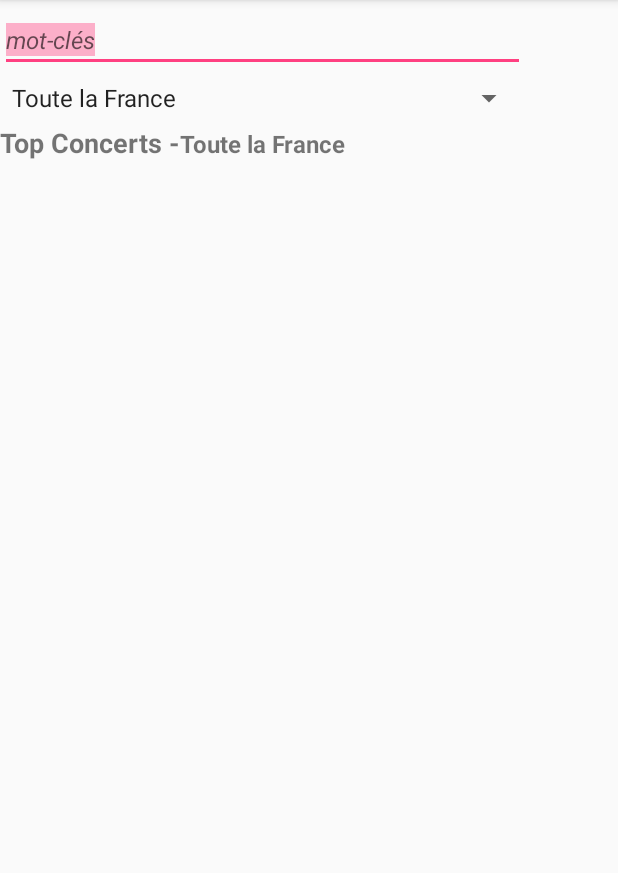
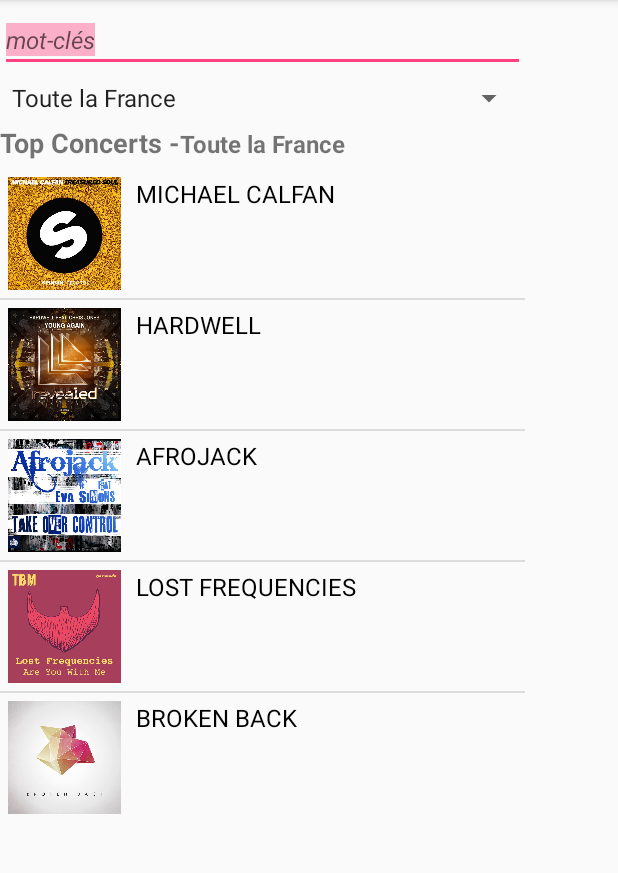
Before and after one commit to xZven/AppBookingMusic, an Android app: the fragment FragmentTopConcert shown on its own in the app's theme, on a phone screen of 412 x 824 dp, the part 84-957 px from its top. Run offline under Robolectric (Android 15) with nearby library versions, the phone set to English and light mode, and no system bars.

Commit message:
Fragment Top Concert Création classe musique, musique adapter et concert Liste musique + initialisation concert

```diff
--- a/app/src/main/AndroidManifest.xml
+++ b/app/src/main/AndroidManifest.xml
@@ -11,6 +11,7 @@
         <activity
             android:name=".StartActivity"
             android:label="@string/title_activity_start"
+            android:windowSoftInputMode="stateHidden"
             android:theme="@style/AppTheme.NoActionBar">
             <intent-filter>
                 <action android:name="android.intent.action.MAIN" />
--- /dev/null
+++ b/app/src/main/java/net/stri/m2/appbookingmusic/Concert.java
@@ -0,0 +1,68 @@
+package net.stri.m2.appbookingmusic;
+
+import java.text.ParseException;
+import java.text.SimpleDateFormat;
+import java.util.Date;
+
+/**
+ * Created by Cyrilou on 06/12/2016.
+ */
+
+public class Concert {
+    private String salle;
+    private String ville;
+    private Date date;
+    private int nbPlaceTotale;
+    private int nbPlaceVendu;
+
+    public Concert(String salle, String ville, String date, int nbPlaceTotale){
+        this.salle=salle;
+        this.ville = ville;
+        this.nbPlaceTotale = nbPlaceTotale;
+        SimpleDateFormat sdf = new SimpleDateFormat("dd-M-yyyy hh:mm:ss");
+        String dateInString = "31-08-1982 10:20:56";
+        Date NewDate = null;
+        try {
+            NewDate = sdf.parse(date);
+        } catch (ParseException e) {
+            e.printStackTrace();
+        }
+        this.date = NewDate;
+    }
+
+    public String getSalle() {
+        return salle;
+    }
+
+    public void setSalle(String salle) {
+        this.salle = salle;
+    }
+
+    public String getVille() {
+        return ville;
+    }
+
+    public void setVille(String ville) {
+        this.ville = ville;
+    }
+
+    public Date getDate() {
+        return date;
+    }
+
+    public void setDate(Date date) {this.date = date; }
+
+    public int getNbPlaceTotale() {
+        return nbPlaceTotale;
+    }
+
+    public void setNbPlaceTotale(int nbPlaceTotale) {this.nbPlaceTotale = nbPlaceTotale; }
+
+    public int getNbPlaceVendu(int nbPlaceVendu) {
+        return nbPlaceVendu;
+    }
+
+    public void setNbPlaceVendu(int nbPlaceVendu) {
+        this.nbPlaceVendu = nbPlaceVendu;
+    }
+}
--- a/app/src/main/java/net/stri/m2/appbookingmusic/FragmentTopConcert.java
+++ b/app/src/main/java/net/stri/m2/appbookingmusic/FragmentTopConcert.java
@@ -10,11 +10,14 @@ import android.view.View;
 import android.view.ViewGroup;
 import android.widget.AdapterView;
 import android.widget.ArrayAdapter;
+import android.widget.ListView;
 import android.widget.Spinner;
 import android.widget.TextView;
 import android.widget.Toast;
 
+import java.text.SimpleDateFormat;
 import java.util.ArrayList;
+import java.util.Date;
 import java.util.List;
 
 
@@ -39,6 +42,7 @@ public class FragmentTopConcert extends Fragment {
     private OnFragmentInteractionListener mListener;
 
     TextView textViewChoixRegion;
+    ListView ListViewConcerts;
 
     public FragmentTopConcert() {
         // Required empty public constructor
@@ -78,6 +82,47 @@ public class FragmentTopConcert extends Fragment {
         // Spinner element
         Spinner spinner = (Spinner) view.findViewById(R.id.spinnerRegion);
 
+        // Creating adapter for spinner
+        ArrayAdapter<String> dataSpinnerAdapter = new ArrayAdapter<String>(super.getContext(), android.R.layout.simple_spinner_item, genererListeRegions());
+
+        // Drop down layout style - list view with radio button
+        dataSpinnerAdapter.setDropDownViewResource(android.R.layout.simple_spinner_dropdown_item);
+
+        // attaching data adapter to spinner
+        spinner.setAdapter(dataSpinnerAdapter);
+
+        // Spinner click listener
+        spinner.setOnItemSelectedListener(new AdapterView.OnItemSelectedListener() {
+            @Override
+            public void onItemSelected(AdapterView<?> parent, View view, int position, long l) {
+                // On selecting a spinner item
+                String item = parent.getItemAtPosition(position).toString();
+
+                // Showing selected spinner item
+                //Toast.makeText(parent.getContext(), "Selected: " + item, Toast.LENGTH_LONG).show();
+                textViewChoixRegion.setText(item);
+            }
+
+            @Override
+            public void onNothingSelected(AdapterView<?> adapterView) {
+            }
+        });
+
+        afficherListeMusique();
+        genererTopConcert();
+    }
+
+    @Override
+    public View onCreateView(LayoutInflater inflater, ViewGroup container,
+                             Bundle savedInstanceState) {
+        // Inflate the layout for this fragment
+        View view=inflater.inflate(R.layout.fragment_top_concert,container,false);
+        textViewChoixRegion = (TextView) view.findViewById(R.id.textViewChoixRegion);
+        ListViewConcerts = (ListView) view.findViewById(R.id.ListViewConcerts);
+        return view;
+    }
+
+    private List<String> genererListeRegions(){
         // Spinner Drop down elements
         List<String> regions = new ArrayList<String>();
         regions.add("Toute la France");
@@ -99,41 +144,34 @@ public class FragmentTopConcert extends Fragment {
         regions.add("Occitanie");
         regions.add("Pays de la Loire");
         regions.add("Provence-Alpes-Côte d'Azur");
-
-        // Creating adapter for spinner
-        ArrayAdapter<String> dataSpinnerAdapter = new ArrayAdapter<String>(super.getContext(), android.R.layout.simple_spinner_item, regions);
-
-        // Drop down layout style - list view with radio button
-        dataSpinnerAdapter.setDropDownViewResource(android.R.layout.simple_spinner_dropdown_item);
-
-        // attaching data adapter to spinner
-        spinner.setAdapter(dataSpinnerAdapter);
-
-        // Spinner click listener
-        spinner.setOnItemSelectedListener(new AdapterView.OnItemSelectedListener() {
-            @Override
-            public void onItemSelected(AdapterView<?> parent, View view, int position, long l) {
-                // On selecting a spinner item
-                String item = parent.getItemAtPosition(position).toString();
-
-                // Showing selected spinner item
-                Toast.makeText(parent.getContext(), "Selected: " + item, Toast.LENGTH_LONG).show();
-                textViewChoixRegion.setText(item);
-            }
-
-            @Override
-            public void onNothingSelected(AdapterView<?> adapterView) {
-            }
-        });
+        return regions;
     }
 
-    @Override
-    public View onCreateView(LayoutInflater inflater, ViewGroup container,
-                             Bundle savedInstanceState) {
-        // Inflate the layout for this fragment
-        View view=inflater.inflate(R.layout.fragment_top_concert,container,false);
-        textViewChoixRegion = (TextView) view.findViewById(R.id.textViewChoixRegion);
-        return view;
+    private List<Musique> genererTopMusique(){
+        List<Musique> musique = new ArrayList<Musique>();
+        musique.add(new Musique(R.drawable.michaelcalfan, "MICHAEL CALFAN"));
+        musique.add(new Musique(R.drawable.hardwell, "HARDWELL"));
+        musique.add(new Musique(R.drawable.afrojack, "AFROJACK"));
+        musique.add(new Musique(R.drawable.lostfrequencies, "LOST FREQUENCIES"));
+        musique.add(new Musique(R.drawable.brokenback, "BROKEN BACK"));
+        return musique;
+    }
+
+    private List<Concert> genererTopConcert(){
+        List<Concert> concert = new ArrayList<Concert>();
+        concert.add(new Concert("Le Bikini", "RAMONVILLE","01-12-2016 20:00:00",300));
+        concert.add(new Concert("Zénith de Toulouse", "TOULOUSE","12-01-2017 21:00:00",300));
+        concert.add(new Concert("Le Rex", "TOULOUSE","16-12-2017 22:00:00",300));
+        concert.add(new Concert("Le Métronum", "TOULOUSE","20-12-2016 23:00:00",300));
+        concert.add(new Concert("Le Bikini", "Ramonville","15-12-2016 20:00:00",300));
+        return concert;
+    }
+
+    private void afficherListeMusique(){
+        List<Musique> musique = genererTopMusique();
+
+        MusiqueAdapter adapter = new MusiqueAdapter(getView().getContext(), musique);
+        ListViewConcerts.setAdapter(adapter);
     }
 
     // TODO: Rename method, update argument and hook method into UI event
--- /dev/null
+++ b/app/src/main/java/net/stri/m2/appbookingmusic/Musique.java
@@ -0,0 +1,31 @@
+package net.stri.m2.appbookingmusic;
+
+/**
+ * Created by Cyrilou on 06/12/2016.
+ */
+
+public class Musique {
+    private int cheminJaquette;
+    private String artiste;
+
+    public Musique(int cheminJaquette, String artiste) {
+        this.cheminJaquette = cheminJaquette;
+        this.artiste = artiste;
+    }
+    public int getCheminJaquette() {
+        return cheminJaquette;
+    }
+
+    public void setCheminJaquette(int color) {
+        this.cheminJaquette = cheminJaquette;
+    }
+
+    public String getArtiste() {
+        return artiste;
+    }
+
+    public void setArtiste(String artiste) {
+        this.artiste = artiste;
+    }
+
+}
--- /dev/null
+++ b/app/src/main/java/net/stri/m2/appbookingmusic/MusiqueAdapter.java
@@ -0,0 +1,52 @@
+package net.stri.m2.appbookingmusic;
+
+import android.content.Context;
+import android.view.LayoutInflater;
+import android.view.View;
+import android.view.ViewGroup;
+import android.widget.ArrayAdapter;
+import android.widget.ImageView;
+import android.widget.TextView;
+
+import java.util.List;
+
+/**
+ * Created by Cyrilou on 06/12/2016.
+ */
+
+public class MusiqueAdapter extends ArrayAdapter<Musique> {
+
+    public MusiqueAdapter(Context context, List<Musique> musique) {
+        super(context, 0, musique);
+    }
+
+    @Override
+    public View getView(int position, View convertView, ViewGroup parent) {
+
+        if(convertView == null){
+            convertView = LayoutInflater.from(getContext()).inflate(R.layout.liste_concerts,parent, false);
+        }
+
+        MusiqueViewHolder viewHolder = (MusiqueViewHolder) convertView.getTag();
+        if(viewHolder == null){
+            viewHolder = new MusiqueViewHolder();
+            viewHolder.artiste  =    (TextView)  convertView.findViewById(R.id.artiste);
+            viewHolder.jaquette =    (ImageView) convertView.findViewById(R.id.jaquette);
+            convertView.setTag(viewHolder);
+        }
+
+        Musique musique = getItem(position);
+
+        viewHolder.artiste.setText(musique.getArtiste());
+        //viewHolder.jaquette.setImageDrawable(new ColorDrawable(musique.getCheminJaquette()));
+        viewHolder.jaquette.setImageResource(musique.getCheminJaquette());
+
+
+        return convertView;
+    }
+
+    private class MusiqueViewHolder{
+        public TextView artiste;
+        public ImageView jaquette;
+    }
+}
--- a/app/src/main/res/layout/fragment_top_concert.xml
+++ b/app/src/main/res/layout/fragment_top_concert.xml
@@ -2,6 +2,8 @@
     xmlns:tools="http://schemas.android.com/tools"
     android:layout_width="match_parent"
     android:layout_height="match_parent"
+    android:focusable="false"
+    android:focusableInTouchMode="false"
     tools:context="net.stri.m2.appbookingmusic.FragmentTopConcert">
 
     <!-- TODO: Update blank fragment layout -->
@@ -21,6 +23,8 @@
                 android:inputType="textPersonName"
                 android:id="@+id/editFieldSearch"
                 android:text="mot-clés"
+                android:focusable="true"
+                android:focusableInTouchMode="true"
                 android:selectAllOnFocus="true"
                 android:layout_width="270dp"
                 android:textSize="16sp"
@@ -75,7 +79,13 @@
 
         <TableRow
             android:layout_width="match_parent"
-            android:layout_height="match_parent" />
+            android:layout_height="match_parent" >
+
+            <ListView
+                android:layout_width="match_parent"
+                android:layout_height="match_parent"
+                android:id="@+id/ListViewConcerts" />
+        </TableRow>
     </TableLayout>
 
 </FrameLayout>
--- /dev/null
+++ b/app/src/main/res/layout/liste_concerts.xml
@@ -0,0 +1,29 @@
+<?xml version="1.0" encoding="utf-8"?>
+<RelativeLayout xmlns:android="http://schemas.android.com/apk/res/android"
+    xmlns:tools="http://schemas.android.com/tools"
+    android:id="@+id/fragment"
+    android:layout_width="match_parent"
+    android:layout_height="match_parent"
+    android:padding="5dp">
+
+    <ImageView
+        android:id="@+id/jaquette"
+        android:layout_width="75dp"
+        android:layout_height="75dp"
+        tools:background="#AAA"
+        />
+
+    <TextView
+        android:id="@+id/artiste"
+        android:layout_width="wrap_content"
+        android:layout_height="wrap_content"
+        android:textColor="@android:color/black"
+        android:textSize="16dp"
+        android:layout_marginLeft="10dp"
+        android:layout_toRightOf="@+id/jaquette"
+        android:layout_alignTop="@+id/jaquette"
+        tools:text="Artiste"
+        />
+
+
+</RelativeLayout>
```
